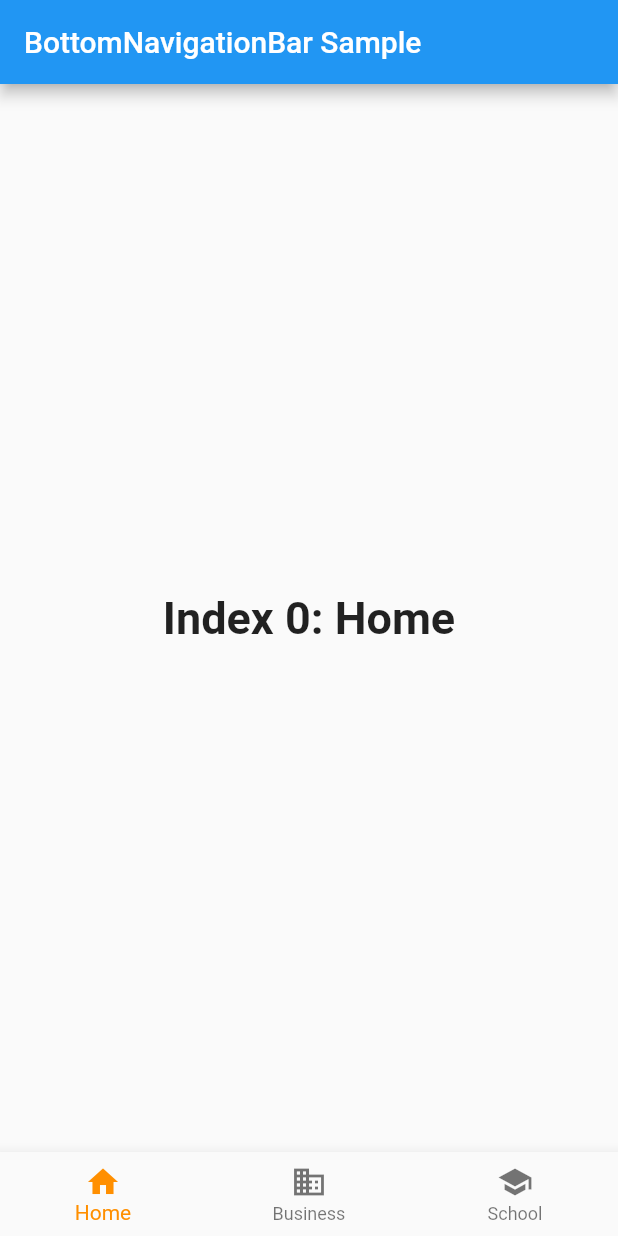
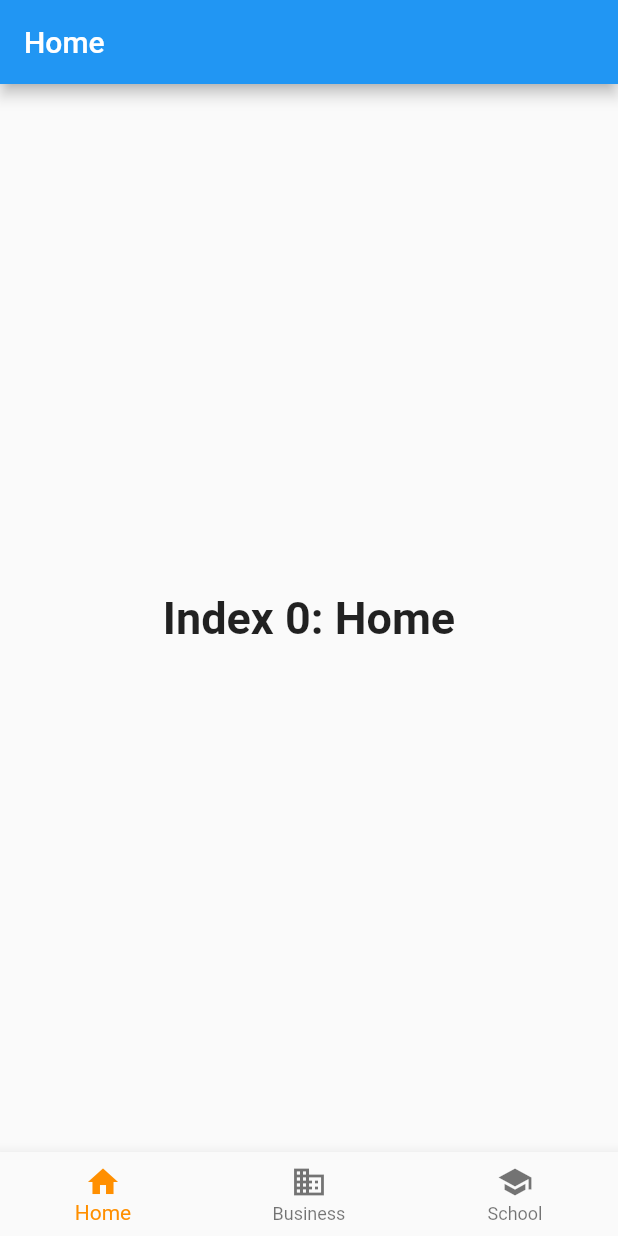
Before and after one commit to Coffee58511867/Flutter, a Flutter app: the BottomNavigationBarExample screen opened directly, on a phone screen of 412 x 824 dp. Run offline on Flutter 3.47's test engine with Material 2 defaults, Android fonts, the phone set to English and light mode, and no system bars.

Commit message:
Changed files

```diff
--- a/lib/bottom_nav.dart
+++ b/lib/bottom_nav.dart
@@ -49,7 +49,7 @@ class _BottomNavigationBarExampleState
   Widget build(BuildContext context) {
     return Scaffold(
       appBar: AppBar(
-        title: const Text('BottomNavigationBar Sample'),
+        title: const Text('Home'),
       ),
       body: Center(
         child: _widgetOptions.elementAt(_selectedIndex),
```
